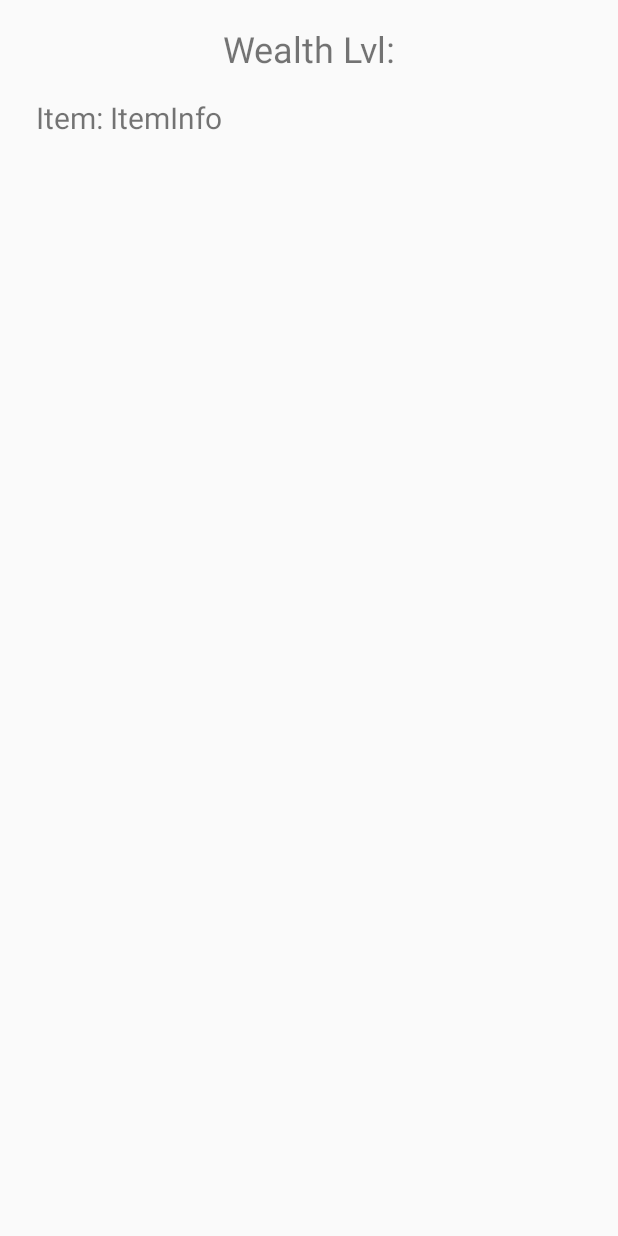
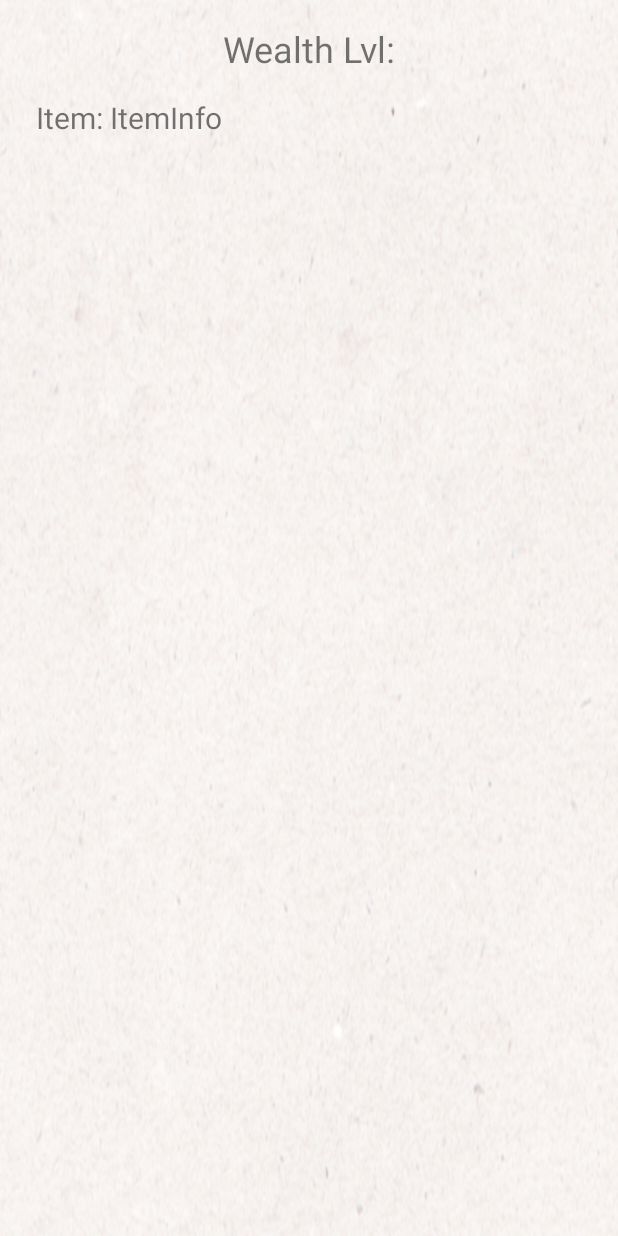
Before and after one commit to Geoffery10/Open-RPG, an Android app: the layout activity_ol_inventory.xml on its own in the app's theme, with its tools: preview values and no code run, on a phone screen of 412 x 824 dp. Run offline under Robolectric (Android 15) with nearby library versions, the phone set to English and light mode, and no system bars.

Commit message:
Improved Inventory with Menu

```diff
--- a/app/src/main/res/layout/activity_ol_inventory.xml
+++ b/app/src/main/res/layout/activity_ol_inventory.xml
@@ -1,7 +1,9 @@
 <?xml version="1.0" encoding="utf-8"?>
 <LinearLayout xmlns:android="http://schemas.android.com/apk/res/android"
-    android:orientation="vertical" android:layout_width="match_parent"
-    android:layout_height="match_parent">
+    android:layout_width="match_parent"
+    android:layout_height="match_parent"
+    android:background="@drawable/paper_bg"
+    android:orientation="vertical">
 
     <ScrollView
         android:layout_width="match_parent"
@@ -10,7 +12,7 @@
         <LinearLayout
             android:layout_width="match_parent"
             android:layout_height="wrap_content"
-            android:orientation="vertical" >
+            android:orientation="vertical">
 
             <TextView
                 android:id="@+id/txtWealth"
@@ -30,6 +32,7 @@
                 android:layout_marginLeft="24dp"
                 android:layout_marginTop="16dp"
                 android:layout_marginRight="24dp"
+                android:lineSpacingExtra="8dp"
                 android:text="Item: ItemInfo\n"
                 android:textIsSelectable="true"
                 android:textSize="20sp" />
--- /dev/null
+++ b/app/src/main/res/menu/inventory_menu.xml
@@ -0,0 +1,6 @@
+<?xml version="1.0" encoding="utf-8"?>
+<menu xmlns:android="http://schemas.android.com/apk/res/android">
+    <item android:title="Add Item" android:id="@+id/addItem"></item>
+    <item android:title="Remove Item" android:id="@+id/removeItem"></item>
+    <item android:title="Edit Item" android:id="@+id/editItem"></item>
+</menu>
```
Also changed, not shown: app/src/main/java/com/thecoredepository/mobile_rpg/charactersheets/openlegend/OLInventoryActivity.java (+34 -1 lines), app/src/main/java/com/thecoredepository/mobile_rpg/charactersheets/openlegend/OLSheetActivity.java (+8 -2 lines).
